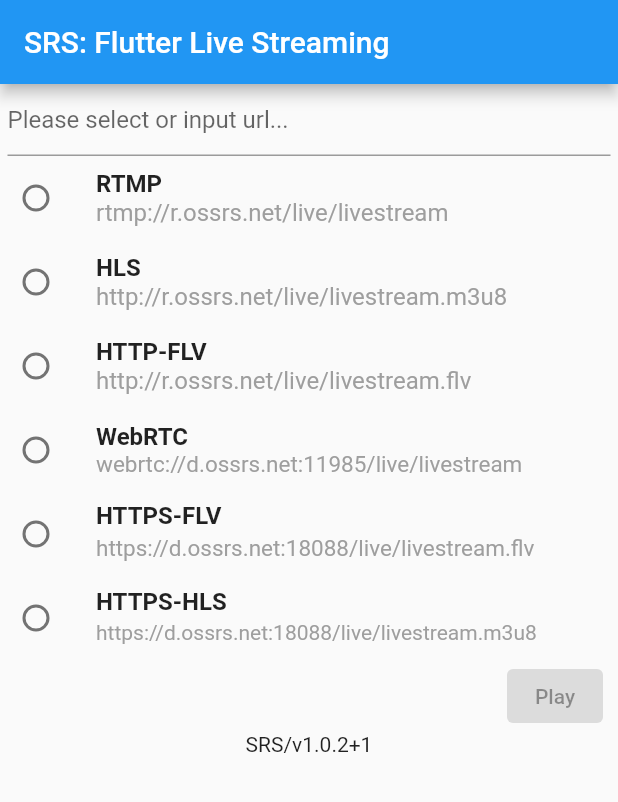
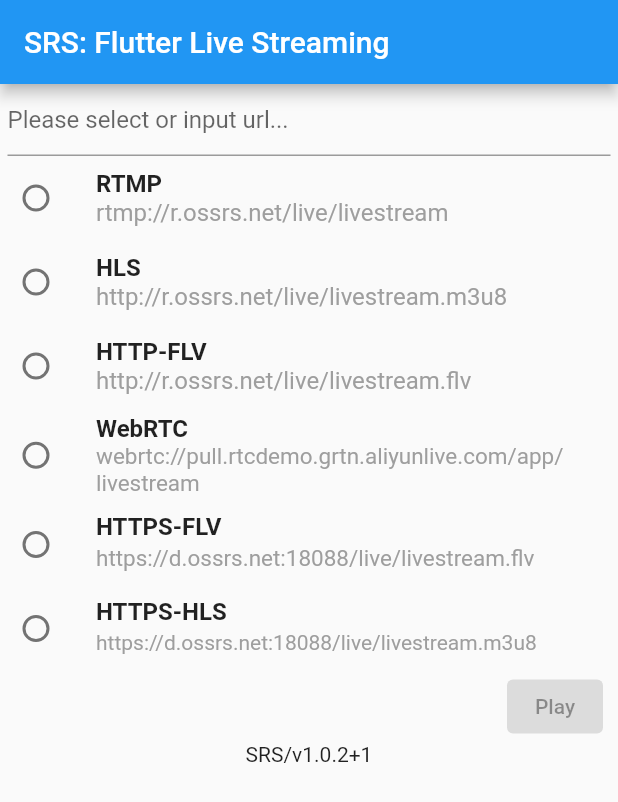
Before and after one commit to ossrs/flutter_live, a Flutter app: the screen it shows after launch, on a phone screen of 412 x 824 dp. Shown: the top 802 px of the screen. Run offline on Flutter 3.47's test engine with Material 2 defaults, Android fonts, the phone set to English and light mode, and no system bars; our stand-ins replace package_info; missing offline and left inert: fijkplayer, flutter_webrtc; statements that could not run were skipped.

Commit message:
Support GRTN pull stream

```diff
--- a/lib/flutter_live.dart
+++ b/lib/flutter_live.dart
@@ -39,7 +39,8 @@ class FlutterLive {
   static const String hlss = 'https://d.ossrs.net:18088/live/livestream.m3u8';
 
   /// WebRTC demo stream by https://ossrs.net/
-  static const String rtc = 'webrtc://d.ossrs.net:11985/live/livestream';
+  //static const String rtc = 'webrtc://d.ossrs.net:11985/live/livestream';
+  static const String rtc = 'webrtc://pull.rtcdemo.grtn.aliyunlive.com/app/livestream';
 
   /// The constructor for flutter live.
   FlutterLive() {
@@ -110,6 +111,8 @@ class WebRTCUri {
   String api;
   /// The stream url to play or publish.
   String streamUrl;
+  // Whether url schema is Alibaba Cloud GRTN.
+  bool grtn = false;
 
   /// Parse the url to WebRTC uri.
   static WebRTCUri parse(String url) {
@@ -130,6 +133,14 @@ class WebRTCUri {
       api = uri.queryParameters['play'];
     }
 
+    // For Alibaba Cloud GRTN.
+    var grtn = false;
+    if (uri.queryParameters.containsKey('grtn') || uri.host.startsWith('push.') || uri.host.startsWith('pull.')) {
+      api = uri.path;
+      port = schema=='http'? 80 : 443;
+      grtn = true;
+    }
+
     var apiParams = [];
     for (var key in uri.queryParameters.keys) {
       if (key != 'api' && key != 'play' && key != 'schema') {
@@ -145,7 +156,8 @@ class WebRTCUri {
     WebRTCUri r = WebRTCUri();
     r.api = apiUrl;
     r.streamUrl = url;
-    print('Url ${url} parsed to api=${r.api}, stream=${r.streamUrl}');
+    r.grtn = grtn;
+    print('Url ${url} parsed to api=${r.api}, stream=${r.streamUrl}, grtn=${r.grtn}');
     return r;
   }
 }
@@ -225,15 +237,19 @@ class WebRTCPlayer {
       WebRTCUri uri = WebRTCUri.parse(url);
 
       // Do signaling for WebRTC.
-      // @see https://github.com/rtcdn/rtcdn-draft
-      //
-      // POST http://d.ossrs.net:11985/rtc/v1/play/
-      //    {api: "xxx", sdp: "offer", streamurl: "webrtc://d.ossrs.net:11985/live/livestream"}
-      // Response:
-      //    {code: 0, sdp: "answer", sessionid: "007r51l7:X2Lv"}
       HttpClientRequest req = await client.postUrl(Uri.parse(uri.api));
       req.headers.set('Content-Type', 'application/json');
-      req.add(utf8.encode(json.encode({'api': uri.api, 'streamurl': uri.streamUrl, 'sdp': offer})));
+      if (uri.grtn) {
+        // For Alibaba Cloud GRTN.
+        req.add(utf8.encode(json.encode({'version':2, 'sdk_version':'0.0.1', 'mode':'rtc',
+          'push_stream': uri.streamUrl.replaceAll('webrtc://', 'artc://'), 'jsep': {'type': 'offer', 'sdp': offer}
+        })));
+      } else {
+        // @see https://github.com/rtcdn/rtcdn-draft
+        // Requst: POST http://d.ossrs.net:11985/rtc/v1/play/
+        //    {api: "xxx", sdp: "offer", streamurl: "webrtc://d.ossrs.net:11985/live/livestream"}
+        req.add(utf8.encode(json.encode({'api': uri.api, 'streamurl': uri.streamUrl, 'sdp': offer})));
+      }
       print('WebRTC request: ${uri.api} offer=${offer.length}B');
 
       HttpClientResponse res = await req.close();
@@ -241,11 +257,23 @@ class WebRTCPlayer {
       print('WebRTC reply: ${reply.length}B, ${res.statusCode}');
 
       Map<String, dynamic> o = json.decode(reply);
-      if (!o.containsKey('code') || !o.containsKey('sdp') || o['code'] != 0) {
-        return Future.error(reply);
+      if (uri.grtn) {
+        // For Alibaba Cloud GRTN.
+        if (!o.containsKey('code') || !o.containsKey('jsep') || (o['code'] != 0 && o['code'] != 200)) {
+          return Future.error(reply);
+        }
+
+        return Future.value(webrtc.RTCSessionDescription(o['jsep']['sdp'], 'answer'));
+      } else {
+        // @see https://github.com/rtcdn/rtcdn-draft
+        // Response:
+        //    {code: 0, sdp: "answer", sessionid: "007r51l7:X2Lv"}
+        if (!o.containsKey('code') || !o.containsKey('sdp') || o['code'] != 0) {
+          return Future.error(reply);
+        }
+
+        return Future.value(webrtc.RTCSessionDescription(o['sdp'], 'answer'));
       }
-
-      return Future.value(webrtc.RTCSessionDescription(o['sdp'], 'answer'));
     } finally {
       client.close();
     }
```
